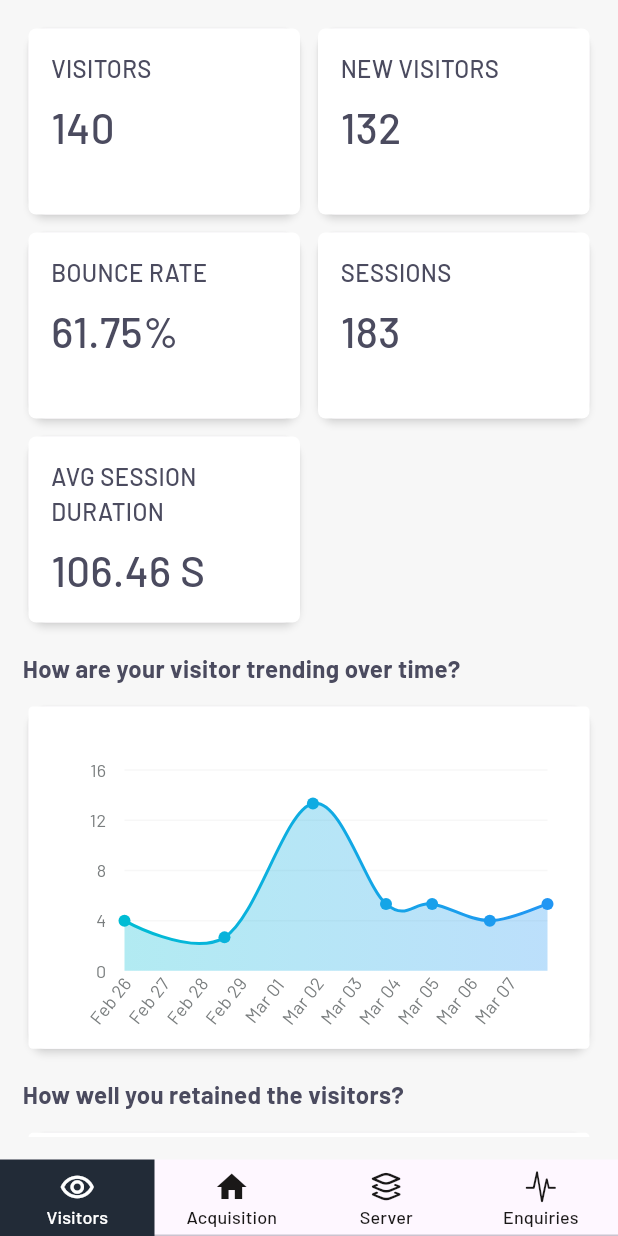
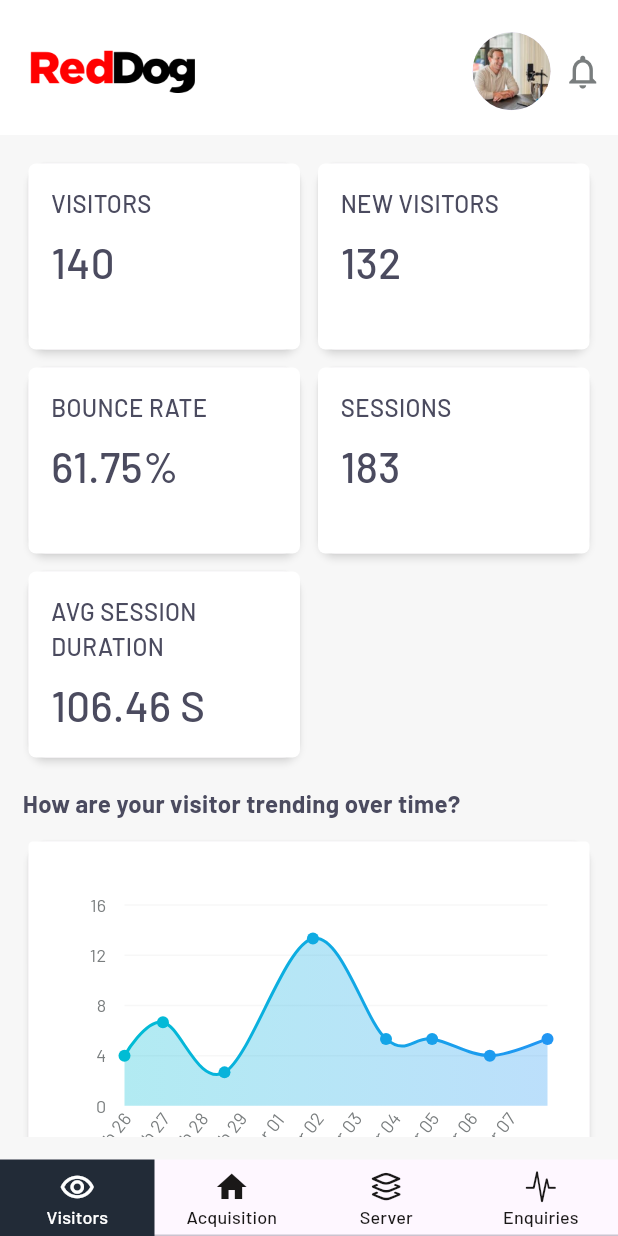
Before and after one commit to mirza-d3x/red_dog, a Flutter app: the screen it shows after launch, on a phone screen of 412 x 824 dp. Run offline on Flutter 3.47's test engine with Material 3 defaults, Android fonts, the phone set to English and light mode, and no system bars; drawn by our look-alikes of fl_chart; our stand-ins replace charts_flutter, percent_indicator, syncfusion_flutter_charts; missing offline and left inert: countries_world_map.

Commit message:
creating visitors screen,added app bar

```diff
--- a/lib/features/tabs/visitors_screen.dart
+++ b/lib/features/tabs/visitors_screen.dart
@@ -71,6 +71,46 @@ class _VisitorsScreenState extends State<VisitorsScreen> {
   Widget build(BuildContext context) {
     return SafeArea(
         child: Scaffold(
+          appBar: PreferredSize(
+            preferredSize: const Size.fromHeight(90.0),
+            child: AppBar(
+              flexibleSpace: Container(
+                padding: const EdgeInsets.fromLTRB(20, 15, 10, 10),
+                child: Row(
+                  mainAxisAlignment: MainAxisAlignment.spaceBetween,
+                  children: [
+                    Center(
+                      child: Image.asset(
+                          'assets/images/redDog_logo.png',
+                        height: 30,
+                      ),
+                    ),
+
+                    Row(
+                      children: [
+                        CircleAvatar(
+                          radius: 26,
+                          backgroundImage: AssetImage(
+                            'assets/images/profile_pic_sample.jpeg'
+                          )
+
+                        ),
+
+                        const SizedBox(width: 8),
+
+                        Icon(
+                          Icons.notifications_none_outlined,
+                          size: 27,
+                          color: titleTextColor,
+                        )
+                      ],
+                    ),
+                  ],
+                ),
+              ),
+              backgroundColor: whiteColor,
+            ),
+          ),
           backgroundColor: bgColor,
           body: Padding(
             padding: const EdgeInsets.all(15.0),
@@ -812,6 +852,7 @@ class _VisitorsScreenState extends State<VisitorsScreen> {
         LineChartBarData(
           spots: const [
             FlSpot(0, 3),
+            FlSpot(1, 5),
             FlSpot(2.6, 2),
             FlSpot(4.9, 10),
             FlSpot(6.8, 4),
--- a/pubspec.yaml
+++ b/pubspec.yaml
@@ -68,6 +68,7 @@ flutter:
     - assets/images/google.png
     - assets/images/onboarding_bg-image.jpg
     - assets/images/redDog_logo.png
+    - assets/images/profile_pic_sample.jpeg
 
   # An image asset can refer to one or more resolution-specific "variants", see
   # https://flutter.dev/assets-and-images/#resolution-aware
```
Also changed, not shown: assets/images/profile_pic_sample.jpeg (added).
